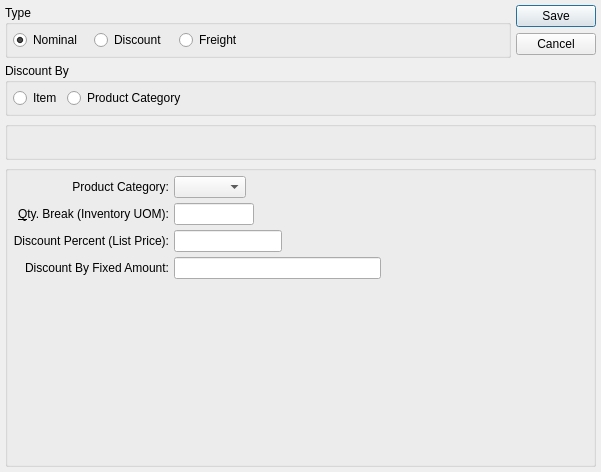
This is guiclient/itemPricingScheduleItem.ui in knowhow/xtuple as Qt 5 draws it before an edit. The edited form follows.
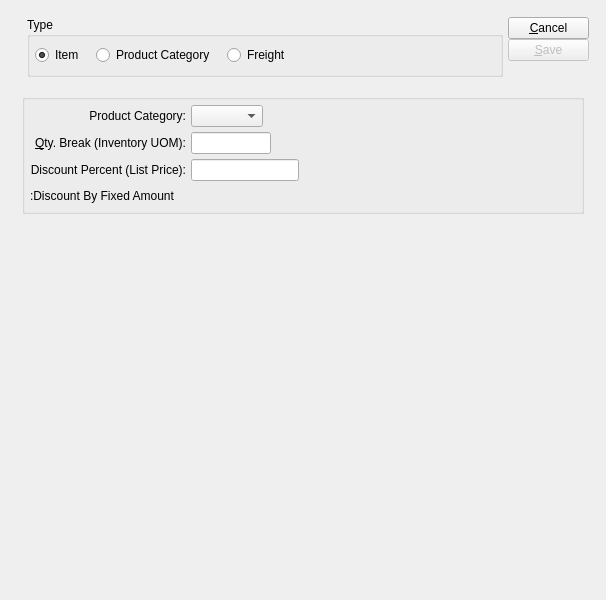
This is the edited form. The open tabs and pages were chosen to show the change. Custom widgets are drawn as their Qt base class.

```diff
--- a/guiclient/itemPricingScheduleItem.ui
+++ b/guiclient/itemPricingScheduleItem.ui
@@ -13,15 +13,28 @@
    <rect>
     <x>0</x>
     <y>0</y>
-    <width>601</width>
-    <height>472</height>
+    <width>606</width>
+    <height>600</height>
    </rect>
   </property>
   <property name="windowTitle">
    <string>Pricing Schedule Item</string>
   </property>
-  <layout class="QGridLayout" name="gridLayout">
+  <layout class="QGridLayout">
    <item row="0" column="0">
+    <layout class="QGridLayout">
+     <property name="margin">
+      <number>12</number>
+     </property>
+     <property name="spacing">
+      <number>12</number>
+     </property>
+     <item row="0" column="0">
+      <layout class="QHBoxLayout">
+       <property name="leftMargin">
+        <number>10</number>
+       </property>
+       <item>
     <widget class="QGroupBox" name="_typeGroup">
      <property name="title">
       <string>Type</string>
@@ -33,7 +46,7 @@
       <item>
        <widget class="QRadioButton" name="_itemSelected">
         <property name="text">
-         <string>Nominal</string>
+             <string>Item</string>
         </property>
         <property name="checked">
          <bool>true</bool>
@@ -41,9 +54,9 @@
        </widget>
       </item>
       <item>
-       <widget class="QRadioButton" name="_discountSelected">
+           <widget class="QRadioButton" name="_prodcatSelected">
         <property name="text">
-         <string>Discount</string>
+             <string>Product Category</string>
         </property>
        </widget>
       </item>
@@ -59,9 +72,12 @@
         <property name="orientation">
          <enum>Qt::Horizontal</enum>
         </property>
+            <property name="sizeType">
+             <enum>QSizePolicy::MinimumExpanding</enum>
+            </property>
         <property name="sizeHint" stdset="0">
          <size>
-          <width>0</width>
+              <width>16</width>
           <height>20</height>
          </size>
         </property>
@@ -70,17 +86,52 @@
      </layout>
     </widget>
    </item>
-   <item row="0" column="1">
-    <widget class="QDialogButtonBox" name="_buttonBox">
+       <item>
+        <layout class="QVBoxLayout">
+         <property name="spacing">
+          <number>0</number>
+         </property>
+         <item>
+          <widget class="QPushButton" name="_close">
+           <property name="text">
+            <string>&amp;Cancel</string>
+           </property>
+          </widget>
+         </item>
+         <item>
+          <widget class="QPushButton" name="_save">
+           <property name="enabled">
+            <bool>false</bool>
+           </property>
+           <property name="text">
+            <string>&amp;Save</string>
+           </property>
+           <property name="default">
+            <bool>true</bool>
+           </property>
+          </widget>
+         </item>
+         <item>
+          <spacer>
      <property name="orientation">
       <enum>Qt::Vertical</enum>
      </property>
-     <property name="standardButtons">
-      <set>QDialogButtonBox::Cancel|QDialogButtonBox::Save</set>
-     </property>
-    </widget>
-   </item>
-   <item row="1" column="0" colspan="2">
+           <property name="sizeType">
+            <enum>QSizePolicy::Expanding</enum>
+           </property>
+           <property name="sizeHint" stdset="0">
+            <size>
+             <width>81</width>
+             <height>16</height>
+            </size>
+           </property>
+          </spacer>
+         </item>
+        </layout>
+       </item>
+      </layout>
+     </item>
+     <item row="1" column="0">
     <widget class="QStackedWidget" name="_widgetStack">
      <property name="sizePolicy">
       <sizepolicy hsizetype="Preferred" vsizetype="Expanding">
@@ -553,77 +604,9 @@
        </item>
       </layout>
      </widget>
-     <widget class="QWidget" name="_discountPage">
-      <layout class="QGridLayout" name="gridLayout_4">
-       <property name="margin">
-        <number>0</number>
-       </property>
+       <widget class="QWidget" name="prodcat">
+        <layout class="QGridLayout">
        <item row="0" column="0">
-        <widget class="QGroupBox" name="_discountBy">
-         <property name="title">
-          <string>Discount By</string>
-         </property>
-         <layout class="QGridLayout" name="gridLayout_3">
-          <item row="0" column="0">
-           <layout class="QHBoxLayout" name="horizontalLayout_2">
-            <item>
-             <widget class="QRadioButton" name="_dscbyItem">
-              <property name="text">
-               <string>Item</string>
-              </property>
-             </widget>
-            </item>
-            <item>
-             <widget class="QRadioButton" name="_dscbyprodcat">
-              <property name="text">
-               <string>Product Category</string>
-              </property>
-             </widget>
-            </item>
-            <item>
-             <spacer name="horizontalSpacer_2">
-              <property name="orientation">
-               <enum>Qt::Horizontal</enum>
-              </property>
-              <property name="sizeHint" stdset="0">
-               <size>
-                <width>0</width>
-                <height>20</height>
-               </size>
-              </property>
-             </spacer>
-            </item>
-           </layout>
-          </item>
-         </layout>
-        </widget>
-       </item>
-       <item row="1" column="0">
-        <widget class="QGroupBox" name="_itemGroup">
-         <property name="title">
-          <string/>
-         </property>
-         <layout class="QGridLayout" name="gridLayout_2">
-          <item row="0" column="0">
-           <widget class="ItemCluster" name="_dscitem"/>
-          </item>
-          <item row="0" column="1">
-           <spacer name="horizontalSpacer_3">
-            <property name="orientation">
-             <enum>Qt::Horizontal</enum>
-            </property>
-            <property name="sizeHint" stdset="0">
-             <size>
-              <width>0</width>
-              <height>20</height>
-             </size>
-            </property>
-           </spacer>
-          </item>
-         </layout>
-        </widget>
-       </item>
-       <item row="2" column="0">
         <widget class="QGroupBox" name="_prodCatGroup">
          <property name="title">
           <string/>
@@ -654,8 +637,8 @@
               </property>
               <property name="sizeHint" stdset="0">
                <size>
-                <width>0</width>
-                <height>0</height>
+                  <width>151</width>
+                  <height>20</height>
                </size>
               </property>
              </spacer>
@@ -706,7 +689,7 @@
               </property>
               <property name="sizeHint" stdset="0">
                <size>
-                <width>0</width>
+                  <width>91</width>
                 <height>16</height>
                </size>
               </property>
@@ -749,7 +732,7 @@
               </property>
               <property name="sizeHint" stdset="0">
                <size>
-                <width>0</width>
+                  <width>40</width>
                 <height>20</height>
                </size>
               </property>
@@ -759,20 +742,23 @@
           </item>
           <item row="3" column="0">
            <widget class="QLabel" name="_fixedAmtDiscountLit">
-            <property name="text">
-             <string>Discount By Fixed Amount:</string>
-            </property>
-            <property name="alignment">
-             <set>Qt::AlignRight|Qt::AlignTrailing|Qt::AlignVCenter</set>
+              <property name="layoutDirection">
+               <enum>Qt::RightToLeft</enum>
+              </property>
+              <property name="text">
+               <string>:Discount By Fixed Amount</string>
             </property>
            </widget>
           </item>
           <item row="3" column="1">
            <layout class="QHBoxLayout" name="horizontalLayout">
             <item>
-             <widget class="XLineEdit" name="_fixedAmtDiscount">
-              <property name="alignment">
-               <set>Qt::AlignRight|Qt::AlignTrailing|Qt::AlignVCenter</set>
+               <widget class="CurrCluster" name="_fixedAmtDiscount">
+                <property name="format">
+                 <enum>CurrDisplay::Cost</enum>
+                </property>
+                <property name="currencyDisabled">
+                 <bool>true</bool>
               </property>
              </widget>
             </item>
@@ -783,7 +769,7 @@
               </property>
               <property name="sizeHint" stdset="0">
                <size>
-                <width>0</width>
+                  <width>40</width>
                 <height>20</height>
                </size>
               </property>
@@ -791,7 +777,10 @@
             </item>
            </layout>
           </item>
-          <item row="4" column="1">
+           </layout>
+          </widget>
+         </item>
+         <item row="1" column="0">
            <spacer>
             <property name="orientation">
              <enum>Qt::Vertical</enum>
@@ -801,18 +790,15 @@
             </property>
             <property name="sizeHint" stdset="0">
              <size>
-              <width>20</width>
-              <height>0</height>
+             <width>497</width>
+             <height>111</height>
              </size>
             </property>
            </spacer>
           </item>
          </layout>
         </widget>
-       </item>
-      </layout>
-     </widget>
-     <widget class="QWidget" name="_freightPage">
+       <widget class="QWidget" name="page">
       <layout class="QGridLayout">
        <property name="margin">
         <number>0</number>
@@ -1161,6 +1147,8 @@
       </layout>
      </widget>
     </widget>
+     </item>
+    </layout>
    </item>
   </layout>
  </widget>
```
Left out of the diff: 155 changed lines with no effect on the pictures. Lines whose indentation alone changed are shown as unchanged.
